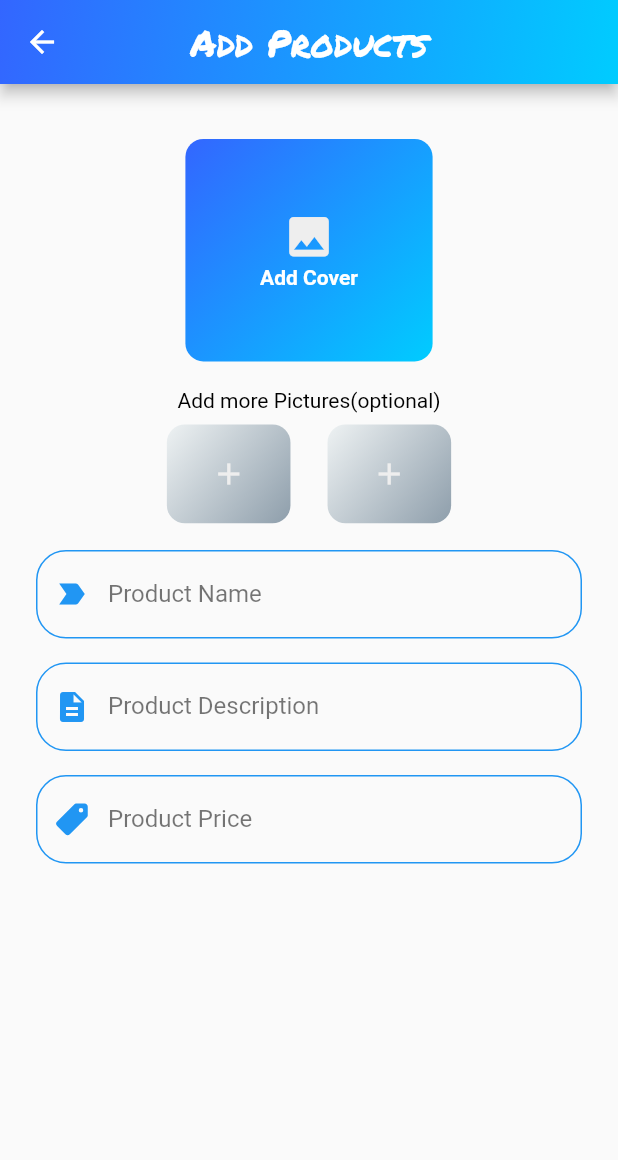
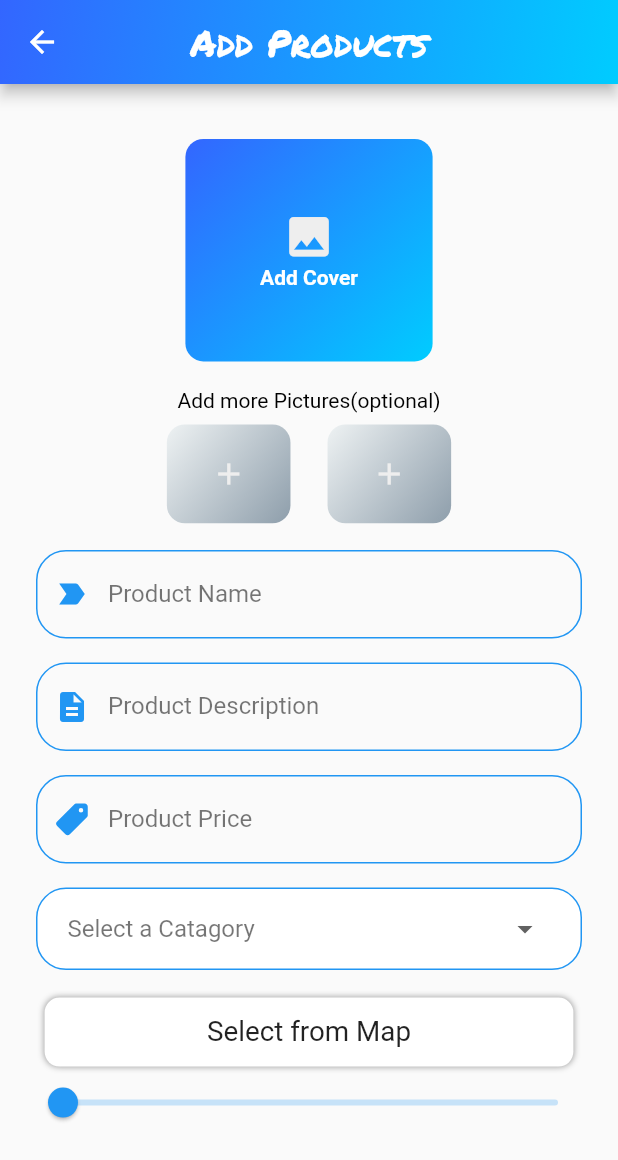
Before and after one commit to Safyian/lets_exchange, a Flutter app: the AddProduct screen opened directly, on a phone screen of 412 x 824 dp. Shown: the top 1160 px of the screen. Run offline on Flutter 3.47's test engine with Material 2 defaults, Android fonts, the phone set to English and light mode, and no system bars; our stand-ins replace cloud_firestore, email_validator, firebase_auth, firebase_core, firebase_storage, flutter_icons and 7 more; missing offline and left inert: search_map_place; accounts and stored records are empty.

Commit message:
slider and drop down added

```diff
--- a/lib/screens/add_product.dart
+++ b/lib/screens/add_product.dart
@@ -1,8 +1,12 @@
 import 'package:flutter/material.dart';
+import 'package:flutter/rendering.dart';
 import 'package:get/get.dart';
 import 'package:google_fonts/google_fonts.dart';
+import 'package:lets_exchange/auth_helper/authentication.dart';
 import 'package:lets_exchange/const/const.dart';
 import 'package:flutter_icons/flutter_icons.dart';
+import 'package:lets_exchange/screens/pick_address_from_map.dart';
+import 'package:location/location.dart';
 
 class AddProduct extends StatefulWidget {
   @override
@@ -14,6 +18,17 @@ class _AddProductState extends State<AddProduct> {
   TextEditingController _prodName;
   TextEditingController _prodDescription;
   TextEditingController _prodPrice;
+  List<double> address = [0.0, 0.0];
+  List catagoryList = [
+    'Kitchen Accessories',
+    'Home Accessories',
+    'Computers & Mobiles',
+    'Games',
+    'Audio & Video',
+    'Other'
+  ];
+  String catagory;
+  double _value = 1.0;
 
   @override
   void initState() {
@@ -151,6 +166,95 @@ class _AddProductState extends State<AddProduct> {
                   preIcon: Ionicons.md_pricetag,
                   keyType: TextInputType.number,
                 ),
+                // ******** Catagory ******
+                Padding(
+                  padding: const EdgeInsets.all(8.0),
+                  child: Container(
+                    padding: EdgeInsets.fromLTRB(20, 2.5, 25, 2.5),
+                    decoration: BoxDecoration(
+                      border: Border.all(color: Colors.blue, width: 1.0),
+                      borderRadius: BorderRadius.all(Radius.circular(20.0)),
+                      color: Colors.white,
+                    ),
+                    child: DropdownButton(
+                      value: catagory,
+                      onChanged: (value) {
+                        setState(() {
+                          catagory = value;
+                        });
+                      },
+                      isExpanded: true,
+                      underline: Container(),
+                      hint: Text(
+                        'Select a Catagory',
+                        style: TextStyle(color: Colors.black54),
+                      ),
+                      items: catagoryList.map((religionValue) {
+                        return DropdownMenuItem(
+                          value: religionValue,
+                          child: Text(religionValue),
+                        );
+                      }).toList(),
+                    ),
+                  ),
+                ),
+
+                // ********** Select From MAp Button *********
+                Padding(
+                  padding: EdgeInsets.only(
+                      left: MediaQuery.of(context).size.width / 30,
+                      right: MediaQuery.of(context).size.width / 30,
+                      top: MediaQuery.of(context).size.width / 40),
+                  child: _AddressBtn(
+                    text: 'Select from Map',
+                    onTap: () async {
+                      bool locationStatus = await Location().serviceEnabled();
+                      if (locationStatus) {
+                        address = await Navigator.of(context).push(
+                            MaterialPageRoute(
+                                builder: (_) => PickAddressFromMap()));
+                      } else {
+                        Authentication.showError(
+                            'Error', 'Please turn on location');
+                      }
+
+                      if (mounted) {
+                        setState(() {
+                          // long.text = address[1].toString();
+                          // lat.text = address[0].toString();
+                        });
+                      }
+
+                      // if (address != null) {
+                      //   setState(() {
+                      //     businessAddress = address;
+                      //   });
+                      //   await helper.saveAddress(address);
+                      // }
+                    },
+                  ),
+                ),
+
+                // ********* Quantity Slider ********
+                SliderTheme(
+                  data: SliderTheme.of(context).copyWith(
+                    valueIndicatorShape: PaddleSliderValueIndicatorShape(),
+                  ),
+                  child: Slider(
+                    value: _value,
+                    min: 1.0,
+                    max: 100.0,
+                    divisions: 100,
+                    label: '${_value.toInt()}',
+                    onChanged: (value) {
+                      setState(
+                        () {
+                          _value = value;
+                        },
+                      );
+                    },
+                  ),
+                ),
               ],
             ),
           ),
@@ -159,11 +263,13 @@ class _AddProductState extends State<AddProduct> {
     );
   }
 
-  Padding customInputField(
-      {TextEditingController controller,
-      String label,
-      IconData preIcon,
-      TextInputType keyType}) {
+  // ******** TextFormField *******
+  Padding customInputField({
+    TextEditingController controller,
+    String label,
+    IconData preIcon,
+    TextInputType keyType,
+  }) {
     return Padding(
       padding: const EdgeInsets.all(8.0),
       child: TextFormField(
@@ -186,3 +292,40 @@ class _AddProductState extends State<AddProduct> {
     );
   }
 }
+
+// Button Select on Map
+class _AddressBtn extends StatelessWidget {
+  final String text;
+  final Function onTap;
+  const _AddressBtn({
+    @required this.text,
+    @required this.onTap,
+  });
+  @override
+  Widget build(BuildContext context) {
+    return GestureDetector(
+      onTap: onTap,
+      child: Container(
+        alignment: Alignment.center,
+        padding: EdgeInsets.symmetric(vertical: 12),
+        decoration: BoxDecoration(
+          color: Colors.white,
+          borderRadius: BorderRadius.circular(10),
+          boxShadow: [
+            BoxShadow(
+              blurRadius: 3,
+              color: Colors.grey,
+            ),
+          ],
+        ),
+        child: Text(
+          text,
+          style: TextStyle(
+            fontSize: MediaQuery.of(context).size.width * 0.045,
+            fontWeight: FontWeight.w400,
+          ),
+        ),
+      ),
+    );
+  }
+}
--- a/pubspec.yaml
+++ b/pubspec.yaml
@@ -34,6 +34,10 @@ dependencies:
   google_fonts: ^1.1.2
   image_cropper: ^1.3.1
   image_picker: ^0.6.7+22
+  google_maps_flutter: ^0.5.30
+  search_map_place: ^0.3.0
+  location: ^3.0.0
+  geolocator: ^5.3.2+2
 
 dev_dependencies:
   flutter_test:
```
Also changed, not shown: lib/screens/pick_address_from_map.dart (added, +185 -0 lines), pubspec.lock, 1 other file.
